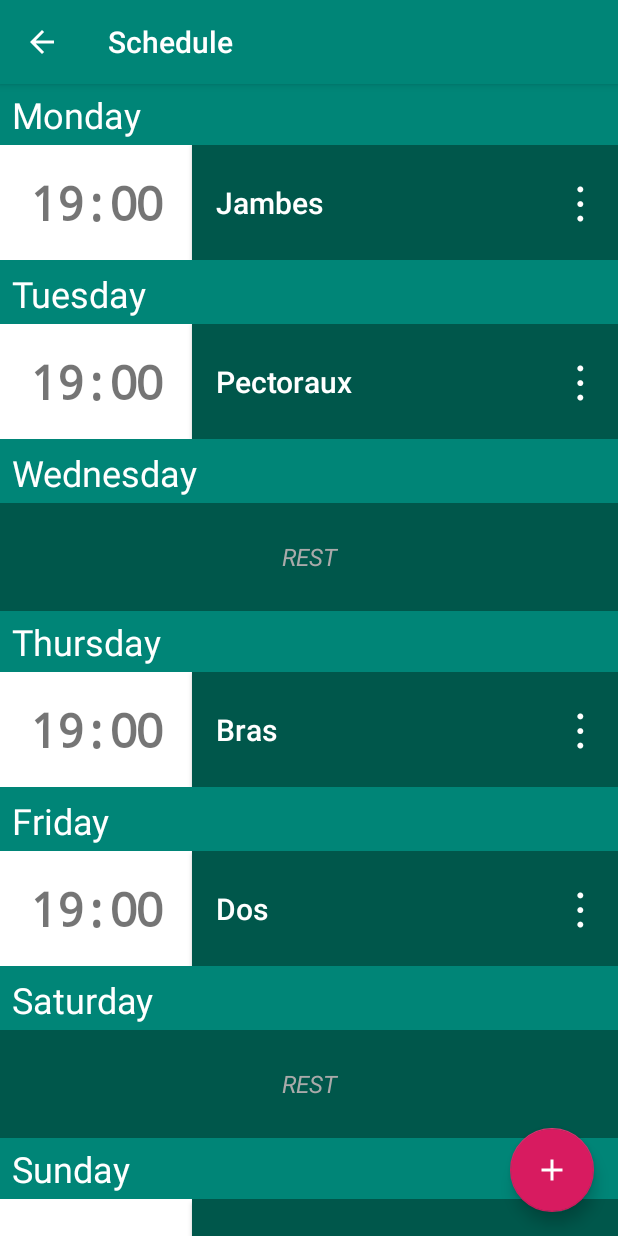
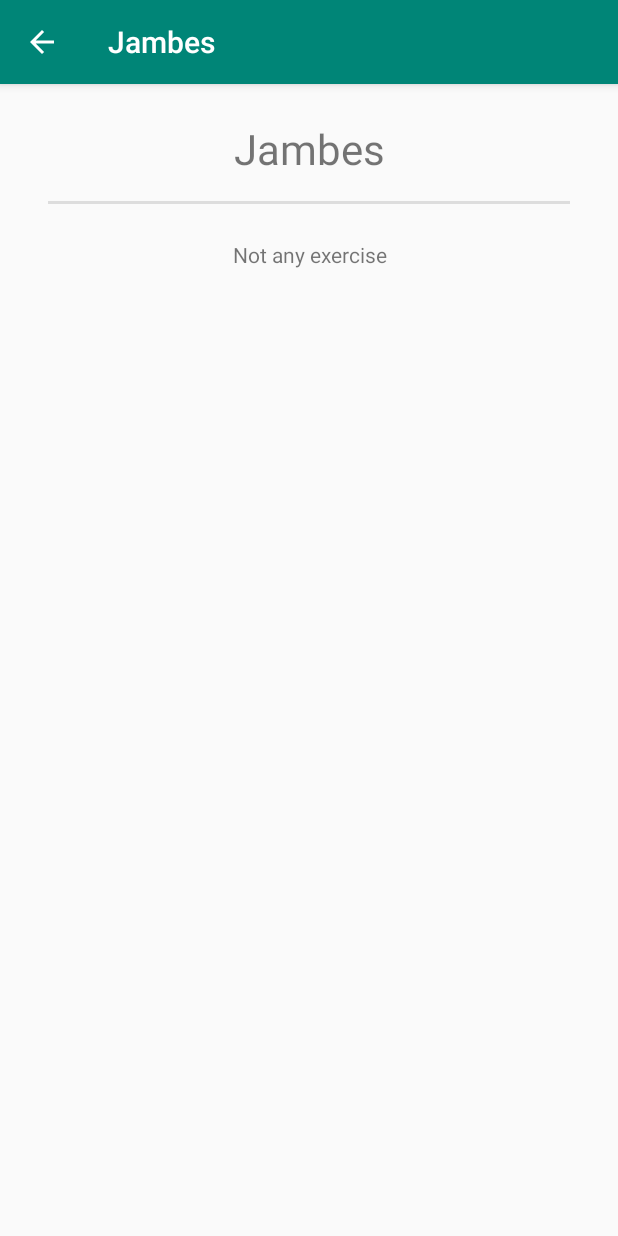
Before and after one commit to lulula1/MuscuBoost, an Android app: the ScheduleActivity screen opened directly, with no data from a screen before it, after a tap on "Jambes", on a phone screen of 412 x 824 dp. Run offline under Robolectric (Android 15) with nearby library versions, the phone set to English and light mode, and no system bars; 1 other tap on this screen came first.

Commit message:
Ajout de TrainingActivity pour la description d'un entrainement

```diff
--- a/app/src/main/AndroidManifest.xml
+++ b/app/src/main/AndroidManifest.xml
@@ -26,6 +26,10 @@
                 android:name="android.support.PARENT_ACTIVITY"
                 android:value=".MainActivity" />
         </activity>
+        <activity
+            android:name=".TrainingActivity"
+            android:screenOrientation="sensorPortrait"
+            android:theme="@style/AppTheme.NoActionBar"></activity>
     </application>
 
 </manifest>
--- /dev/null
+++ b/app/src/main/java/uqac/dim/muscuboost/TrainingActivity.java
@@ -0,0 +1,48 @@
+package uqac.dim.muscuboost;
+
+import android.app.ListActivity;
+import android.os.Bundle;
+import android.view.MenuItem;
+import android.widget.TextView;
+import android.widget.Toolbar;
+
+import uqac.dim.muscuboost.core.training.Training;
+
+public class TrainingActivity extends ListActivity {
+
+    public static final String EXTRA_TRAINING = "training";
+
+    private Training training;
+
+    @Override
+    protected void onCreate(Bundle savedInstanceState) {
+        super.onCreate(savedInstanceState);
+        setContentView(R.layout.training_activity);
+        Toolbar toolbar = findViewById(R.id.toolbar);
+        setActionBar(toolbar);
+        if(getActionBar() != null)
+            getActionBar().setDisplayHomeAsUpEnabled(true);
+
+        training = (Training) getIntent().getSerializableExtra(EXTRA_TRAINING);
+        setTitle(training.getSlotLabel());
+    }
+
+    @Override
+    protected void onStart() {
+        super.onStart();
+
+        ((TextView) findViewById(R.id.name)).setText(training.getName());
+    }
+
+    @Override
+    public boolean onOptionsItemSelected(MenuItem item) {
+        switch (item.getItemId()) {
+            case android.R.id.home:
+                finish();
+                return true;
+            default:
+                return super.onOptionsItemSelected(item);
+        }
+    }
+
+}
--- a/app/src/main/java/uqac/dim/muscuboost/ui/schedule/TrainingSlotAction.java
+++ b/app/src/main/java/uqac/dim/muscuboost/ui/schedule/TrainingSlotAction.java
@@ -43,11 +43,10 @@ public class TrainingSlotAction implements IScheduleSlotAction {
         Training training = getTraining(slot);
         if(training == null) return;
 
-        // TODO - Implement the training display action
-        /*Intent intent = new Intent(context, TrainingActivity.class);
+        Intent intent = new Intent(context, TrainingActivity.class);
         intent.setFlags(Intent.FLAG_ACTIVITY_NEW_TASK);
         intent.putExtra(TrainingActivity.EXTRA_TRAINING, training);
-        context.startActivity(intent);*/
+        context.startActivity(intent);
     }
 
     @Override
--- /dev/null
+++ b/app/src/main/res/layout/training_activity.xml
@@ -0,0 +1,25 @@
+<?xml version="1.0" encoding="utf-8"?>
+<android.support.design.widget.CoordinatorLayout xmlns:android="http://schemas.android.com/apk/res/android"
+    xmlns:app="http://schemas.android.com/apk/res-auto"
+    xmlns:tools="http://schemas.android.com/tools"
+    android:layout_width="match_parent"
+    android:layout_height="match_parent"
+    tools:context=".TrainingActivity">
+
+    <android.support.design.widget.AppBarLayout
+        android:layout_width="match_parent"
+        android:layout_height="wrap_content"
+        android:theme="@style/AppTheme.AppBarOverlay">
+
+        <android.widget.Toolbar
+            android:id="@+id/toolbar"
+            android:layout_width="match_parent"
+            android:layout_height="?attr/actionBarSize"
+            android:background="?attr/colorPrimary"
+            app:popupTheme="@style/AppTheme.PopupOverlay" />
+
+    </android.support.design.widget.AppBarLayout>
+
+    <include layout="@layout/training_content" />
+
+</android.support.design.widget.CoordinatorLayout>
--- /dev/null
+++ b/app/src/main/res/layout/training_content.xml
@@ -0,0 +1,36 @@
+<?xml version="1.0" encoding="utf-8"?>
+<LinearLayout xmlns:android="http://schemas.android.com/apk/res/android"
+    xmlns:app="http://schemas.android.com/apk/res-auto"
+    xmlns:tools="http://schemas.android.com/tools"
+    android:layout_width="match_parent"
+    android:layout_height="match_parent"
+    app:layout_behavior="@string/appbar_scrolling_view_behavior"
+    tools:context=".TrainingActivity"
+    android:orientation="vertical"
+    tools:showIn="@layout/training_activity">
+
+    <TextView
+        android:id="@+id/name"
+        android:layout_width="match_parent"
+        android:layout_height="wrap_content"
+        android:layout_marginTop="24dp"
+        android:layout_marginBottom="8dp"
+        android:gravity="center"
+        android:textSize="28sp" />
+
+    <View style="@style/hr" />
+
+    <ListView
+        android:id="@android:id/list"
+        android:layout_width="wrap_content"
+        android:layout_height="wrap_content" />
+
+    <TextView
+        android:id="@android:id/empty"
+        android:layout_width="match_parent"
+        android:layout_height="wrap_content"
+        android:gravity="center"
+        android:layout_marginTop="16dp"
+        android:text="@string/training_empty_exercise_list" />
+
+</LinearLayout>
--- a/app/src/main/res/values/strings.xml
+++ b/app/src/main/res/values/strings.xml
@@ -18,4 +18,5 @@
     <string name="add_slot_slot_label">Training</string>
     <string name="add_slot_add_label">Add</string>
     <string name="add_slot_empty_slot_list">No training available</string>
+    <string name="training_empty_exercise_list">Not any exercise</string>
 </resources>
```
Also changed, not shown: 1 other file.
